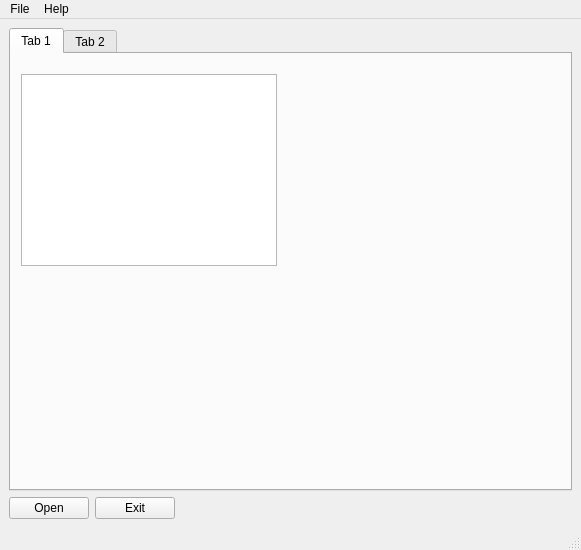
openvisual/open-visual-machine-learning, file python_src/30_tensor_flow_ex/ex02_bin/QtBinApp.ui: the form before one commit.
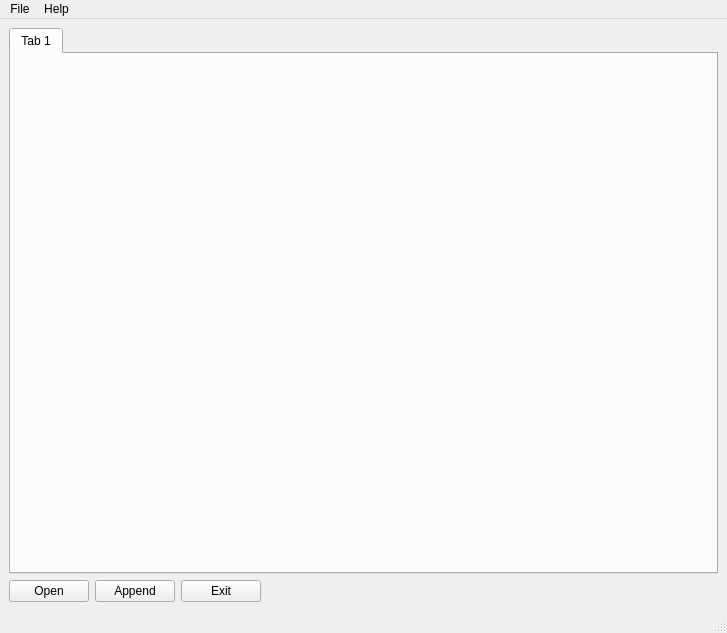
The form after the commit. Icons and pictures are not drawn.

Patch:
```diff
--- a/python_src/30_tensor_flow_ex/ex02_bin/QtBinApp.ui
+++ b/python_src/30_tensor_flow_ex/ex02_bin/QtBinApp.ui
@@ -6,42 +6,15 @@
    <rect>
     <x>0</x>
     <y>0</y>
-    <width>581</width>
-    <height>550</height>
+    <width>727</width>
+    <height>633</height>
    </rect>
   </property>
   <property name="windowTitle">
-   <string>MainWindow</string>
+   <string>Image Line Extractor</string>
   </property>
   <widget class="QWidget" name="centralwidget">
    <layout class="QGridLayout" name="gridLayout">
-    <item row="0" column="0">
-     <widget class="QTabWidget" name="tabWidget">
-      <property name="currentIndex">
-       <number>0</number>
-      </property>
-      <widget class="QWidget" name="tab_00">
-       <attribute name="title">
-        <string>Tab 1</string>
-       </attribute>
-       <widget class="QTableWidget" name="tableWidget">
-        <property name="geometry">
-         <rect>
-          <x>10</x>
-          <y>20</y>
-          <width>256</width>
-          <height>192</height>
-         </rect>
-        </property>
-       </widget>
-      </widget>
-      <widget class="QWidget" name="tab_01">
-       <attribute name="title">
-        <string>Tab 2</string>
-       </attribute>
-      </widget>
-     </widget>
-    </item>
     <item row="1" column="0">
      <layout class="QHBoxLayout" name="horizontalLayout">
       <item>
@@ -55,6 +28,13 @@
         </property>
        </widget>
       </item>
+      <item>
+       <widget class="QPushButton" name="appendTab">
+        <property name="text">
+         <string>Append</string>
+        </property>
+       </widget>
+      </item>
       <item>
        <widget class="QPushButton" name="exitBtn">
         <property name="text">
@@ -77,6 +57,18 @@
       </item>
      </layout>
     </item>
+    <item row="0" column="0">
+     <widget class="QTabWidget" name="tabWidget">
+      <property name="currentIndex">
+       <number>0</number>
+      </property>
+      <widget class="QWidget" name="tab_00">
+       <attribute name="title">
+        <string>Tab 1</string>
+       </attribute>
+      </widget>
+     </widget>
+    </item>
    </layout>
   </widget>
   <widget class="QMenuBar" name="menubar">
@@ -84,7 +76,7 @@
     <rect>
      <x>0</x>
      <y>0</y>
-     <width>581</width>
+     <width>727</width>
      <height>21</height>
     </rect>
    </property>
```
